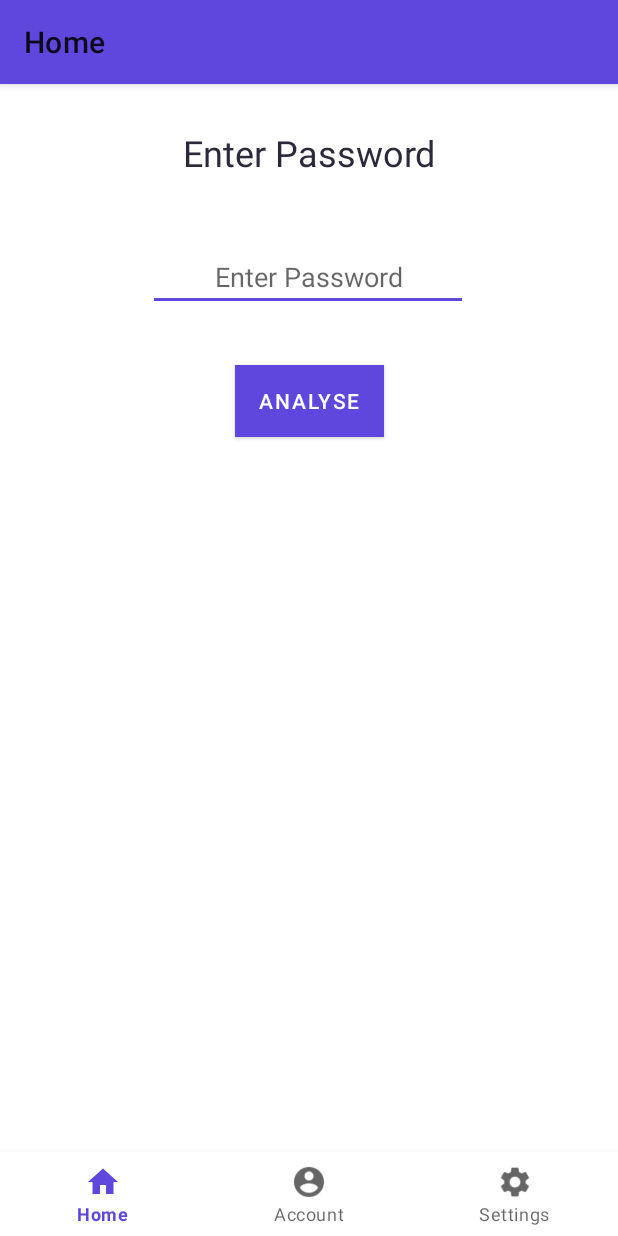
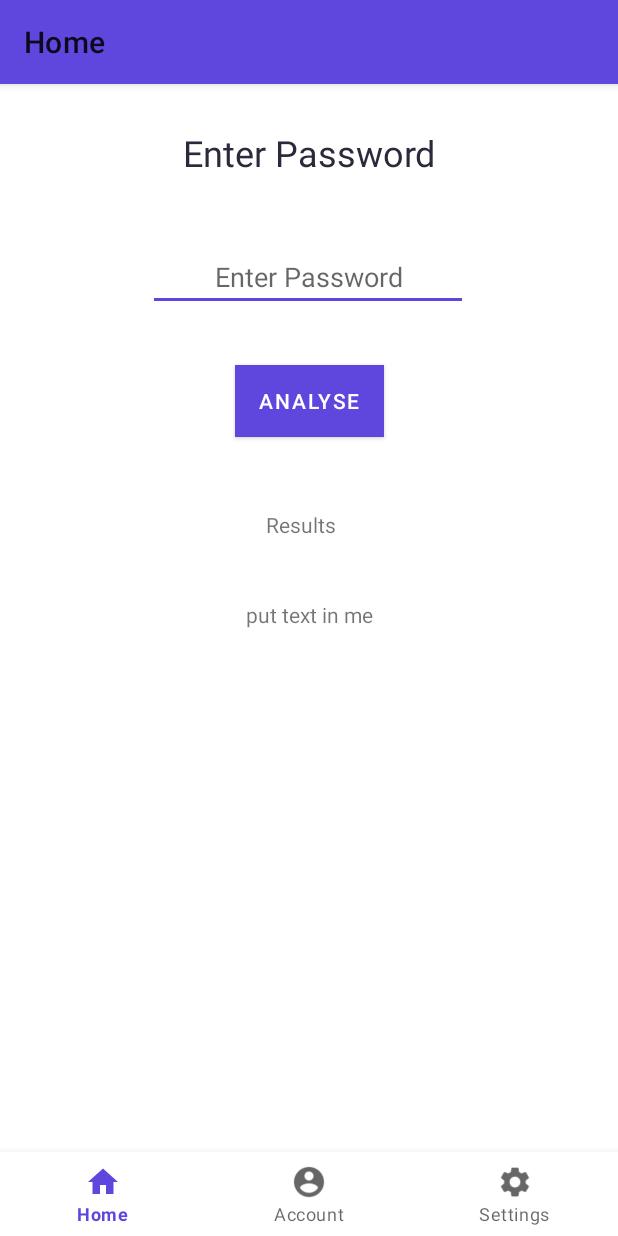
Before and after one commit to Steven-Hanley/EH9_Project, an Android app: the screen it shows after launch (MainActivity), on a phone screen of 412 x 824 dp. Run offline under Robolectric (Android 15) with nearby library versions, the phone set to English and light mode, and no system bars; our stand-ins replace Volley, navigation-ui.

Commit message:
Added text field for where the results will be stored after the api has done its work

```diff
--- a/AndroidApp/app/src/main/res/layout/fragment_home.xml
+++ b/AndroidApp/app/src/main/res/layout/fragment_home.xml
@@ -13,6 +13,7 @@
         android:layout_height="wrap_content"
         android:layout_marginTop="29dp"
         android:text="@string/homePasswordPrompt"
+        android:textAlignment="center"
         android:textColor="?attr/colorOnPrimary"
         android:textSize="24sp"
         app:layout_constraintEnd_toEndOf="parent"
@@ -25,6 +26,7 @@
         android:layout_width="wrap_content"
         android:layout_height="wrap_content"
         android:layout_marginTop="106dp"
+        android:autofillHints="AUTOFILL_HINT_PASSWORD"
         android:ems="10"
         android:hint="@string/homePasswordPrompt"
         android:inputType="textPassword"
@@ -46,4 +48,29 @@
         app:layout_constraintHorizontal_bias="0.5"
         app:layout_constraintStart_toStartOf="parent"
         app:layout_constraintTop_toTopOf="parent" />
+
+    <TextView
+        android:id="@+id/homeResultsHeader"
+        android:layout_width="wrap_content"
+        android:layout_height="wrap_content"
+        android:layout_marginStart="177dp"
+        android:layout_marginTop="284dp"
+        android:text="@string/homeResultsHeader"
+        app:layout_constraintEnd_toEndOf="parent"
+        app:layout_constraintHorizontal_bias="0.0"
+        app:layout_constraintStart_toStartOf="parent"
+        app:layout_constraintTop_toTopOf="parent" />
+
+    <TextView
+        android:id="@+id/passResults"
+        android:layout_width="328dp"
+        android:layout_height="348dp"
+        android:layout_marginStart="42dp"
+        android:layout_marginTop="344dp"
+        android:text="@string/homeResultsField"
+        android:textAlignment="center"
+        app:layout_constraintEnd_toEndOf="parent"
+        app:layout_constraintHorizontal_bias="0.0"
+        app:layout_constraintStart_toStartOf="parent"
+        app:layout_constraintTop_toTopOf="parent" />
 </androidx.constraintlayout.widget.ConstraintLayout>
```
